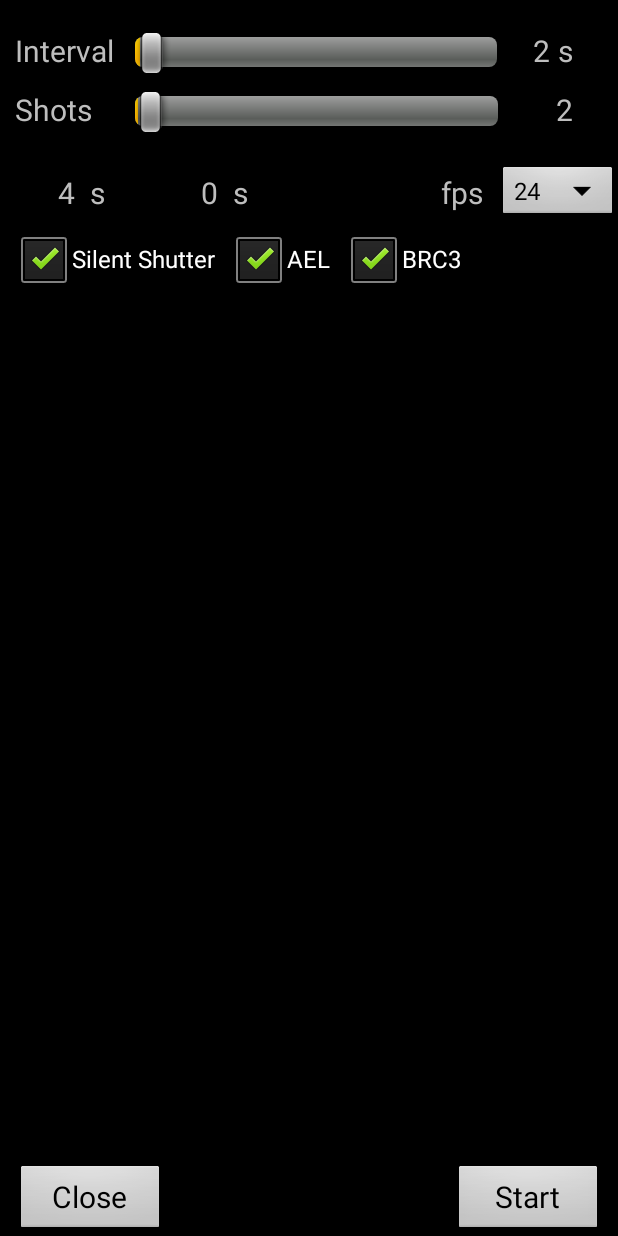
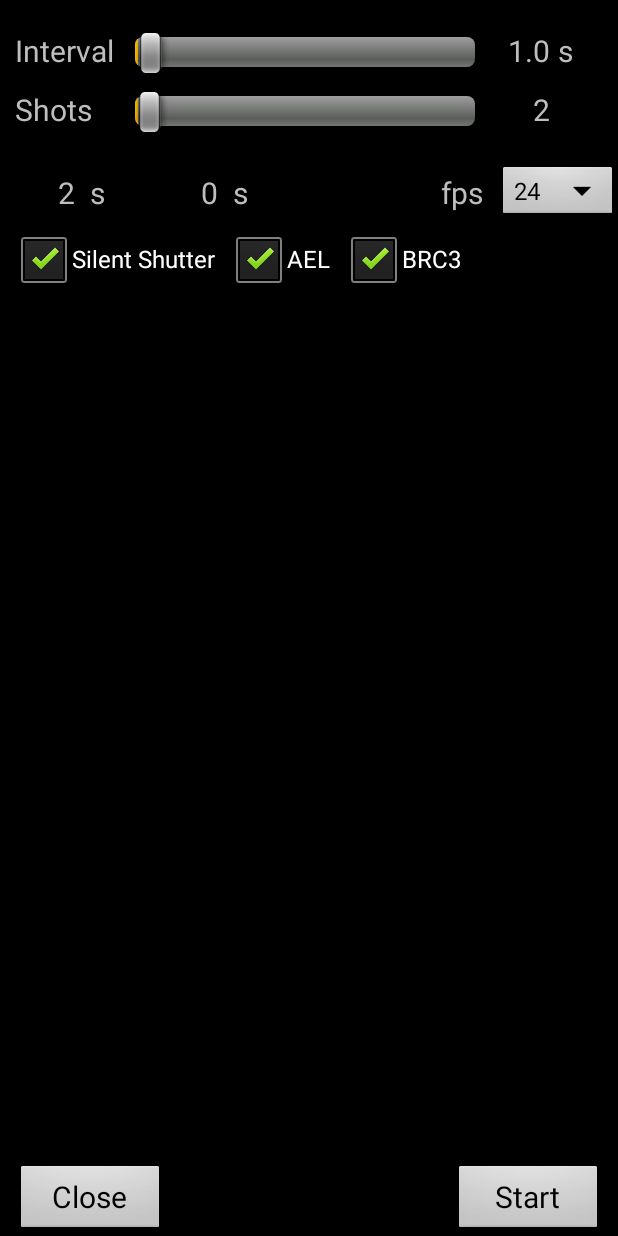
Before and after one commit to jonasjuffinger/TimeLapse, an Android app: the screen it shows after launch (SettingsActivity), on a phone screen of 412 x 824 dp. Run offline under Robolectric (Android 15) with nearby library versions, the phone set to English and light mode, and no system bars; libraries missing offline, so code that uses them is left out: com.sony.scalar; pictures from the network do not load; 4 statements that could not run were skipped.

```diff
--- a/app/src/main/java/com/jonasjuffinger/timelapse/Settings.java
+++ b/app/src/main/java/com/jonasjuffinger/timelapse/Settings.java
@@ -20,7 +20,8 @@ class Settings {
     private static final String EXTRA_AEL = "com.jonasjuffinger.timelapse.AEL";
     private static final String EXTRA_BRS = "com.jonasjuffinger.timelapse.BRS";
 
-    int interval, rawInterval;
+    double interval;
+    int rawInterval;
     int shotCount, rawShotCount;
     boolean displayOff;
     boolean silentShutter;
--- a/app/src/main/java/com/jonasjuffinger/timelapse/SettingsActivity.java
+++ b/app/src/main/java/com/jonasjuffinger/timelapse/SettingsActivity.java
@@ -15,6 +15,8 @@ import android.widget.TextView;
 import com.github.ma1co.pmcademo.app.BaseActivity;
 import com.sony.scalar.hardware.CameraEx;
 
+import org.w3c.dom.Text;
+
 public class SettingsActivity extends BaseActivity
 {
     private SettingsActivity that = this;
@@ -30,6 +32,7 @@ public class SettingsActivity extends BaseActivity
 
     private AdvancedSeekBar sbShots;
     private TextView tvShotsValue;
+    private TextView lblShots;
 
     private TextView tvDurationValue, tvDurationUnit;
     private TextView tvVideoTimeValue, tvVideoTimeUnit;
@@ -72,13 +75,14 @@ public class SettingsActivity extends BaseActivity
         sbInterval = (AdvancedSeekBar) findViewById(R.id.sbInterval);
         tvShotsValue = (TextView) findViewById(R.id.tvShotsValue);
         sbShots = (AdvancedSeekBar) findViewById(R.id.sbShots);
+        lblShots = (TextView) findViewById(R.id.lblShots);
         spnFps = (Spinner) findViewById(R.id.spnFps);
 
         cbSilentShutter = (CheckBox) findViewById(R.id.cbSilentShutter);
         cbAEL = (CheckBox) findViewById(R.id.cbAEL);
         cbBRS = (CheckBox) findViewById(R.id.cbBRC);
 
-        sbInterval.setMax(83);
+        sbInterval.setMax(119);
         sbInterval.setOnSeekBarChangeListener(sbIntervalOnSeekBarChangeListener);
         sbInterval.setProgress(settings.rawInterval);
 
@@ -130,31 +134,52 @@ public class SettingsActivity extends BaseActivity
             = new SeekBar.OnSeekBarChangeListener() {
         @Override
         public void onProgressChanged(SeekBar seekBar, int i, boolean fromUser) {
-            int intervalTextValue = 0;
+            String intervalTextValue = "";
             String intervalUnit = "";
 
             settings.rawInterval = i;
 
             i++;
 
-            if(i <= 40) {
-                settings.interval = i;
-                intervalTextValue = settings.interval;
+            if (i == 1) {
+                settings.interval = 0;
+                intervalTextValue = "burst";
+                intervalUnit = "";
+            }
+            else if(i < 41) {
+                settings.interval = i * 0.5;
+                intervalTextValue = Double.toString(settings.interval);
+                intervalUnit = "s";
+
+            }
+            else if(i < 60) {
+                settings.interval = (i-40) + 20;
+                intervalTextValue = Double.toString(settings.interval);
                 intervalUnit = "s";
             }
-            else if(i <= 56) {
-                settings.interval = (i-40) * 5 + 40;
-                intervalTextValue = settings.interval;
+            else if(i < 76) {
+                settings.interval = (i-60) * 5 + 40;
+                intervalTextValue = Double.toString(settings.interval);
                 intervalUnit = "s";
             }
-            else if(i <= 84) {
-                settings.interval = (i-54) * 60;
-                intervalTextValue = (i-54);
+            else if(i < 93) {
+                settings.interval = (i-76) * 30 + 120;
+                intervalTextValue = Double.toString((i-76) * 0.5 + 2);
                 intervalUnit = "min";
             }
+            else if(i < 120) {
+                settings.interval = (i-93) * 60 + 660;
+                intervalTextValue = Integer.toString(i-93+11);
+                intervalUnit = "min";
+            }
+            tvIntervalValue.setText(intervalTextValue);
+            tvIntervalUnit.setText(intervalUnit);
 
-            tvIntervalValue.setText(Integer.toString(intervalTextValue));
-            tvIntervalUnit.setText(intervalUnit);
+            if(settings.interval == 0)
+                lblShots.setText("Dur. (s)");
+            else
+                lblShots.setText("Shots");
+
             updateTimes();
         }
 
@@ -249,8 +274,16 @@ public class SettingsActivity extends BaseActivity
             return;
         }
 
-        int duration = settings.interval * settings.shotCount;
-        int videoTime = settings.shotCount / fps;
+        int duration = 0;
+        int videoTime = 0;
+        if(settings.interval == 0) {
+            duration = settings.shotCount;
+            videoTime = -1;
+        }
+        else {
+            duration = (int) Math.round(settings.interval * settings.shotCount);
+            videoTime = settings.shotCount / fps;
+        }
 
         if(duration < 60) {
             tvDurationValue.setText("" + duration);
@@ -261,7 +294,11 @@ public class SettingsActivity extends BaseActivity
             tvDurationUnit.setText("min");
         }
 
-        if(videoTime < 120) {
+        if(videoTime == -1) {
+            tvVideoTimeValue.setText("");
+            tvVideoTimeUnit.setText("");
+        }
+        else if(videoTime < 120) {
             tvVideoTimeValue.setText("" + videoTime);
             tvVideoTimeUnit.setText("s");
         }
--- a/app/src/main/res/layout/activity_settings.xml
+++ b/app/src/main/res/layout/activity_settings.xml
@@ -30,7 +30,7 @@
             <view
                 android:id="@+id/sbInterval"
                 class="com.jonasjuffinger.timelapse.AdvancedSeekBar"
-                android:layout_width="0dp"
+                android:layout_width="240dp"
                 android:layout_height="wrap_content"
                 android:layout_alignParentTop="true"
                 android:layout_marginRight="10dp"
@@ -42,21 +42,21 @@
                 android:id="@+id/tvIntervalUnit"
                 android:layout_width="40dp"
                 android:layout_height="wrap_content"
+                android:layout_alignParentTop="true"
                 android:layout_alignParentRight="true"
-                android:layout_alignParentTop="true"
                 android:gravity="center_vertical"
-                android:text="s"
+                android:text="min"
                 android:textSize="20sp" />
 
             <TextView
                 android:id="@+id/tvIntervalValue"
-                android:layout_width="25dp"
+                android:layout_width="40dp"
                 android:layout_height="wrap_content"
                 android:layout_alignParentTop="true"
                 android:layout_marginRight="5dp"
                 android:layout_toLeftOf="@+id/tvIntervalUnit"
                 android:gravity="right|center_vertical"
-                android:text="1"
+                android:text="10.5"
                 android:textSize="20sp" />
         </RelativeLayout>
 
@@ -91,7 +91,7 @@
                 android:layout_height="wrap_content"
                 android:layout_alignParentRight="true"
                 android:layout_alignParentTop="true"
-                android:layout_marginRight="30dp"
+                android:layout_marginRight="45dp"
                 android:gravity="right|center_vertical"
                 android:text="1"
                 android:textSize="20sp" />
@@ -183,7 +183,7 @@
                     android:layout_height="wrap_content"
                     android:layout_alignParentTop="true"
                     android:layout_marginLeft="10dp"
-                    android:checked="true"
+                    android:checked="false"
                     android:layout_toRightOf="@id/cbSilentShutter"
                     android:text="AEL" />
 
@@ -193,7 +193,7 @@
                     android:layout_height="wrap_content"
                     android:layout_alignParentTop="true"
                     android:layout_marginLeft="10dp"
-                    android:checked="true"
+                    android:checked="false"
                     android:layout_toRightOf="@id/cbAEL"
                     android:text="BRC3" />
         </RelativeLayout>
--- a/build.gradle
+++ b/build.gradle
@@ -4,7 +4,7 @@ buildscript {
         google()
     }
     dependencies {
-        classpath 'com.android.tools.build:gradle:3.3.2'
+        classpath 'com.android.tools.build:gradle:3.5.0'
     }
 }
 
```
Also changed, not shown: app/build.gradle (+7 -3 lines), app/src/main/java/com/jonasjuffinger/timelapse/ShootActivity.java (+42 -12 lines), gradle/wrapper/gradle-wrapper.properties, 1 other file.
